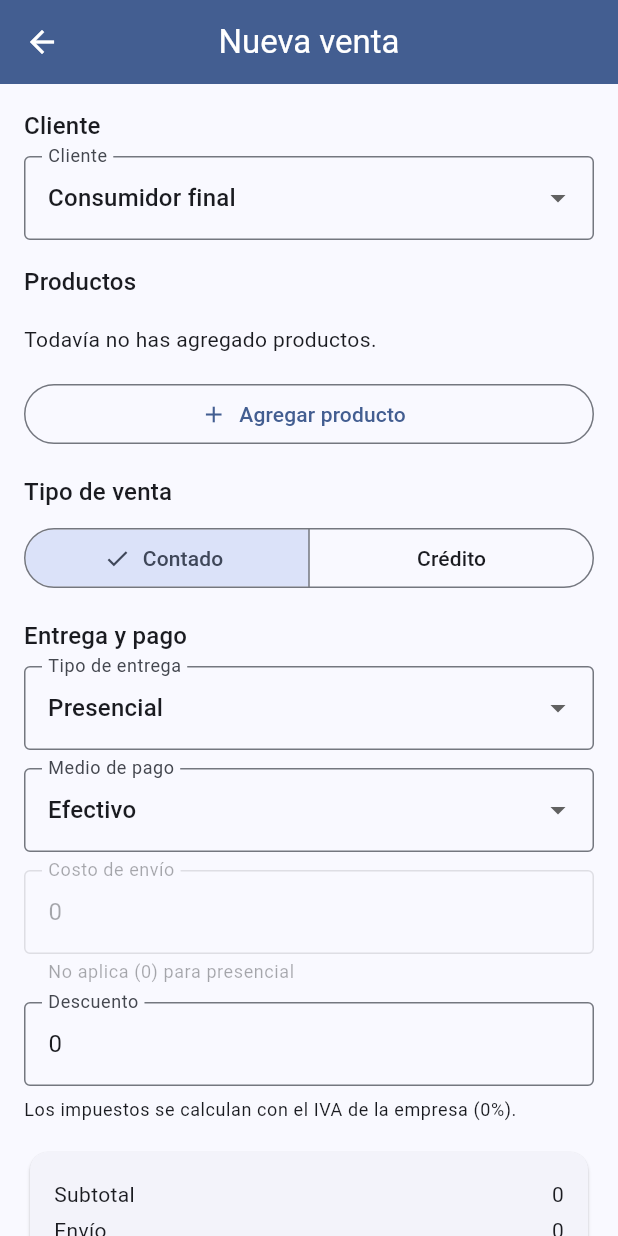
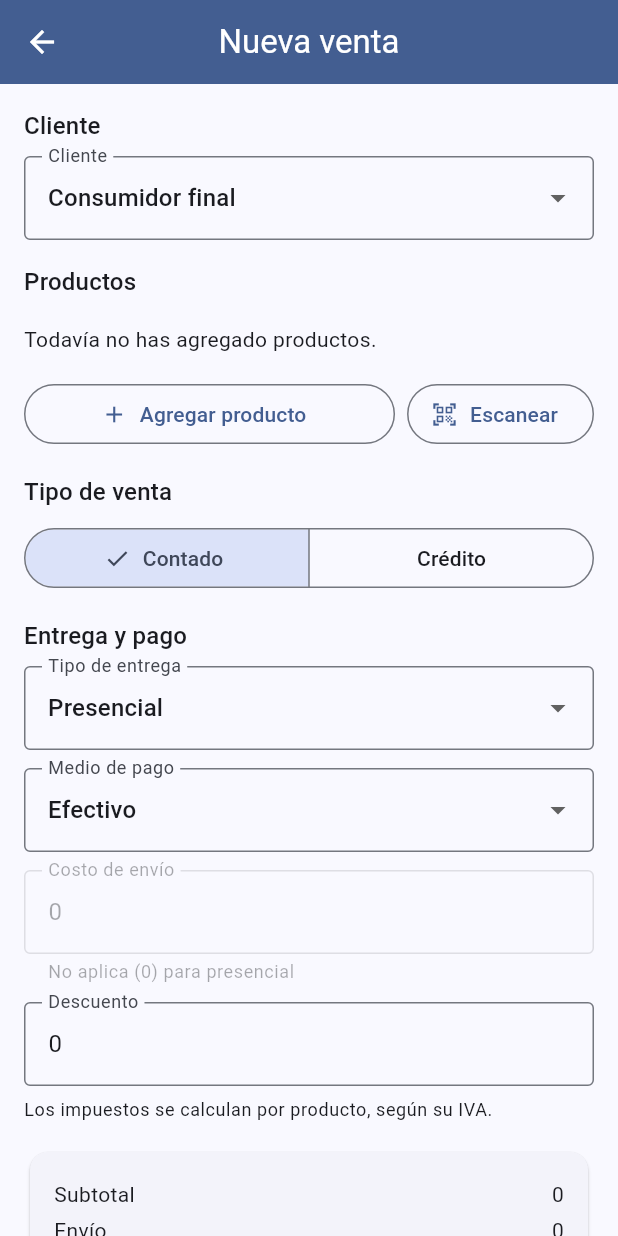
Before and after one commit to Esteban-barrero/ventas, a Flutter app: the VentaNuevaScreen screen opened directly with empty values, on a phone screen of 412 x 824 dp. Run offline on Flutter 3.47's test engine with Material 3 defaults, Android fonts, the phone set to English and light mode, and no system bars; our stand-ins replace cloud_firestore, cloud_functions, firebase_auth, firebase_core, firebase_storage, geocoding and 3 more; missing offline and left inert: mobile_scanner; accounts and stored records are empty.

Commit message:
feat(catalogo): IVA por producto y codigo de barras/QR con escaneo
El producto ahora tiene iva (opcional, hereda el de la empresa) y codigoBarras. La venta calcula los impuestos por linea segun el IVA de cada producto (ItemVenta.iva + impuestosDeItems). Se agrega escaneo de codigo de barras/QR en Nueva venta con mobile_scanner (permisos de camara en Android/iOS).

```diff
--- a/app/lib/features/catalogo/domain/producto.dart
+++ b/app/lib/features/catalogo/domain/producto.dart
@@ -56,6 +56,8 @@ class Producto {
     this.medidas = const Medidas(),
     this.categoriaId = '',
     this.color = '',
+    this.codigoBarras = '',
+    this.iva,
     this.fotoPrincipal = '',
     this.galeria = const <String>[],
     this.costo = 0,
@@ -79,6 +81,13 @@ class Producto {
 
   /// Color del producto (característica propia, para mostrar y filtrar).
   final String color;
+
+  /// Código de barras o contenido del QR (opcional).
+  final String codigoBarras;
+
+  /// IVA del producto en porcentaje. `null` = hereda el de la empresa (RN).
+  final double? iva;
+
   final String fotoPrincipal;
   final List<String> galeria;
 
@@ -121,6 +130,9 @@ class Producto {
   double costoEnvioEfectivo(ParametrosEmpresa empresa) =>
       costoEnvio ?? empresa.costoEnvio;
 
+  /// IVA efectivo: el del producto o el general de la empresa.
+  double ivaEfectivo(ParametrosEmpresa empresa) => iva ?? empresa.iva;
+
   Producto copyWith({
     String? codigo,
     String? nombre,
@@ -128,6 +140,8 @@ class Producto {
     Medidas? medidas,
     String? categoriaId,
     String? color,
+    String? codigoBarras,
+    Object? iva = _sinCambio,
     String? fotoPrincipal,
     List<String>? galeria,
     double? costo,
@@ -149,6 +163,8 @@ class Producto {
       medidas: medidas ?? this.medidas,
       categoriaId: categoriaId ?? this.categoriaId,
       color: color ?? this.color,
+      codigoBarras: codigoBarras ?? this.codigoBarras,
+      iva: iva == _sinCambio ? this.iva : iva as double?,
       fotoPrincipal: fotoPrincipal ?? this.fotoPrincipal,
       galeria: galeria ?? this.galeria,
       costo: costo ?? this.costo,
@@ -177,6 +193,8 @@ class Producto {
       'medidas': medidas.toMap(),
       'categoriaId': categoriaId,
       'color': color,
+      'codigoBarras': codigoBarras,
+      'iva': iva,
       'fotoPrincipal': fotoPrincipal,
       'galeria': galeria,
       'costo': costo,
@@ -205,6 +223,8 @@ class Producto {
           (data['medidas'] as Map?)?.cast<String, dynamic>()),
       categoriaId: (data['categoriaId'] as String?) ?? '',
       color: (data['color'] as String?) ?? '',
+      codigoBarras: (data['codigoBarras'] as String?) ?? '',
+      iva: (data['iva'] as num?)?.toDouble(),
       fotoPrincipal: (data['fotoPrincipal'] as String?) ?? '',
       galeria: (data['galeria'] as List<dynamic>?)
               ?.map((dynamic e) => e.toString())
--- a/app/lib/features/catalogo/presentation/producto_detalle_screen.dart
+++ b/app/lib/features/catalogo/presentation/producto_detalle_screen.dart
@@ -244,6 +244,10 @@ class _ProductoDetalleScreenState extends State<ProductoDetalleScreen> {
         Text('Código: ${producto.codigo}',
             style: theme.textTheme.bodyMedium
                 ?.copyWith(color: scheme.onSurfaceVariant)),
+        if (producto.codigoBarras.trim().isNotEmpty)
+          Text('Código de barras: ${producto.codigoBarras}',
+              style: theme.textTheme.bodyMedium
+                  ?.copyWith(color: scheme.onSurfaceVariant)),
         if (producto.descripcion.trim().isNotEmpty) ...<Widget>[
           const SizedBox(height: 8),
           Text(producto.descripcion),
@@ -256,6 +260,10 @@ class _ProductoDetalleScreenState extends State<ProductoDetalleScreen> {
             FilaDato(
               'Costo',
               formatearValor(producto.costo),
+            ),
+            FilaDato(
+              'IVA',
+              '${producto.ivaEfectivo(p).round()}%',
             ),
             FilaDato(
               'Contado (${producto.margenEfectivo(TipoPrecio.contado, p).round()}%)',
--- a/app/lib/features/ventas/domain/totales.dart
+++ b/app/lib/features/ventas/domain/totales.dart
@@ -21,11 +21,10 @@ class TotalesVenta {
 double subtotalDe(List<ItemVenta> items) =>
     items.fold(0.0, (double a, ItemVenta i) => a + i.subtotal);
 
-/// Impuestos según el **IVA** configurado en la empresa (porcentaje).
-///
-/// El IVA se aplica sobre el subtotal de los productos (no sobre el envío).
-double impuestosPorIva(double subtotal, double ivaPct) =>
-    ivaPct <= 0 ? 0.0 : subtotal * ivaPct / 100;
+/// Impuestos totales de la venta: suma del impuesto de cada línea (según el
+/// IVA de cada producto). Los productos con IVA 0% no generan impuesto.
+double impuestosDeItems(List<ItemVenta> items) =>
+    items.fold(0.0, (double a, ItemVenta i) => a + i.impuesto);
 
 /// Calcula los totales de la venta (RN-03, RN-08):
 ///
--- a/app/lib/features/ventas/domain/venta.dart
+++ b/app/lib/features/ventas/domain/venta.dart
@@ -75,6 +75,7 @@ class ItemVenta {
     required this.nombre,
     required this.cantidad,
     required this.precioUnitario,
+    this.iva = 0,
   });
 
   final String productoId;
@@ -83,8 +84,14 @@ class ItemVenta {
   final int cantidad;
   final double precioUnitario;
 
+  /// IVA aplicado a la línea (porcentaje), tomado del producto.
+  final double iva;
+
   /// Subtotal de la línea (`cantidad × precioUnitario`).
   double get subtotal => cantidad * precioUnitario;
+
+  /// Impuesto de la línea según su IVA.
+  double get impuesto => subtotal * iva / 100;
 
   Map<String, dynamic> toMap() => <String, dynamic>{
         'productoId': productoId,
@@ -92,7 +99,9 @@ class ItemVenta {
         'nombre': nombre,
         'cantidad': cantidad,
         'precioUnitario': precioUnitario,
+        'iva': iva,
         'subtotal': subtotal,
+        'impuesto': impuesto,
       };
 
   factory ItemVenta.fromMap(Map<String, dynamic> data) {
@@ -102,6 +111,7 @@ class ItemVenta {
       nombre: (data['nombre'] as String?) ?? '',
       cantidad: (data['cantidad'] as num?)?.toInt() ?? 0,
       precioUnitario: (data['precioUnitario'] as num?)?.toDouble() ?? 0,
+      iva: (data['iva'] as num?)?.toDouble() ?? 0,
     );
   }
 }
--- a/app/lib/features/ventas/presentation/venta_nueva_screen.dart
+++ b/app/lib/features/ventas/presentation/venta_nueva_screen.dart
@@ -5,6 +5,7 @@ import '../../auth/domain/usuario.dart';
 import '../../catalogo/data/productos_repository.dart';
 import '../../catalogo/domain/precio.dart';
 import '../../catalogo/domain/producto.dart';
+import '../../catalogo/presentation/escanear_codigo_screen.dart';
 import '../../clientes/data/clientes_repository.dart';
 import '../../clientes/domain/cliente.dart';
 import '../../creditos/data/creditos_repository.dart';
@@ -135,6 +136,7 @@ class _VentaNuevaScreenState extends State<VentaNuevaScreen> {
             nombre: l.producto.nombre,
             cantidad: l.cantidad,
             precioUnitario: l.producto.precio(_tipoVenta, _parametros),
+            iva: l.producto.ivaEfectivo(_parametros),
           ),
       ];
 
@@ -142,13 +144,12 @@ class _VentaNuevaScreenState extends State<VentaNuevaScreen> {
 
   TotalesVenta get _totales {
     final items = _items();
-    final subtotal = subtotalDe(items);
     return calcularTotales(
       items: items,
       tipoEntrega: _tipoEntrega,
       costoEnvio: double.tryParse(_costoEnvio.text.trim()) ?? 0,
       descuento: double.tryParse(_descuento.text.trim()) ?? 0,
-      impuestos: impuestosPorIva(subtotal, _parametros.iva),
+      impuestos: impuestosDeItems(items),
     );
   }
 
@@ -167,6 +168,46 @@ class _VentaNuevaScreenState extends State<VentaNuevaScreen> {
         _lineas.add(_Linea(producto, 1));
       }
     });
+  }
+
+  /// Agrega un producto a partir de un código escaneado (barras o QR).
+  Future<void> _escanear() async {
+    String? leido;
+    try {
+      leido = await Navigator.of(context).push<String>(
+        MaterialPageRoute<String>(
+          builder: (_) => const EscanearCodigoScreen(),
+        ),
+      );
+    } catch (e) {
+      if (mounted) _avisar('No se pudo abrir el escáner: $e');
+      return;
+    }
+    if (leido == null) return;
+
+    final codigo = leido.trim();
+    Producto? encontrado;
+    for (final p in _productos) {
+      if (p.codigoBarras == codigo || p.codigo == codigo) {
+        encontrado = p;
+        break;
+      }
+    }
+    if (encontrado == null) {
+      if (mounted) _avisar('No hay un producto con el código "$codigo".');
+      return;
+    }
+
+    final producto = encontrado;
+    setState(() {
+      final idx = _lineas.indexWhere((l) => l.producto.id == producto.id);
+      if (idx >= 0) {
+        _lineas[idx].cantidad += 1;
+      } else {
+        _lineas.add(_Linea(producto, 1));
+      }
+    });
+    if (mounted) _avisar('Agregado: ${producto.nombre}');
   }
 
   Future<void> _registrar() async {
@@ -289,10 +330,22 @@ class _VentaNuevaScreenState extends State<VentaNuevaScreen> {
           else
             ..._lineas.map(_lineaWidget),
           const SizedBox(height: 8),
-          OutlinedButton.icon(
-            onPressed: _agregarProducto,
-            icon: const Icon(Icons.add),
-            label: const Text('Agregar producto'),
+          Row(
+            children: <Widget>[
+              Expanded(
+                child: OutlinedButton.icon(
+                  onPressed: _agregarProducto,
+                  icon: const Icon(Icons.add),
+                  label: const Text('Agregar producto'),
+                ),
+              ),
+              const SizedBox(width: 8),
+              OutlinedButton.icon(
+                onPressed: _escanear,
+                icon: const Icon(Icons.qr_code_scanner),
+                label: const Text('Escanear'),
+              ),
+            ],
           ),
           const SizedBox(height: 16),
           _seccion(theme, 'Tipo de venta'),
@@ -424,8 +477,7 @@ class _VentaNuevaScreenState extends State<VentaNuevaScreen> {
           ),
           const SizedBox(height: 8),
           Text(
-            'Los impuestos se calculan con el IVA de la empresa '
-            '(${_parametros.iva.round()}%).',
+            'Los impuestos se calculan por producto, según su IVA.',
             style: theme.textTheme.bodySmall,
           ),
           const SizedBox(height: 16),
--- a/app/pubspec.yaml
+++ b/app/pubspec.yaml
@@ -44,6 +44,7 @@ dependencies:
   url_launcher: ^6.3.3
   geolocator: ^14.1.1
   geocoding: ^5.0.0
+  mobile_scanner: ^7.4.2
 
 dev_dependencies:
   flutter_test:
```
Also changed, not shown: app/lib/features/catalogo/presentation/escanear_codigo_screen.dart (added, +59 -0 lines), app/lib/features/catalogo/presentation/producto_form_screen.dart (+27 -0 lines), app/pubspec.lock, 4 other files.
